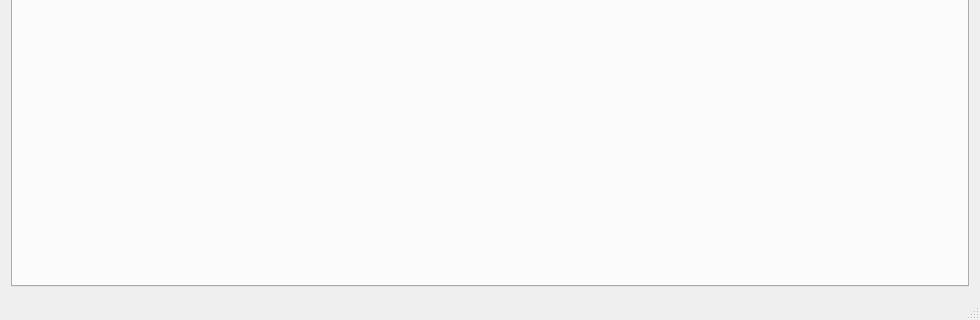
Above: Gui.ui from BlaiseThirard/arduino-control-interface before the change; both pictures show x 0 to 980 and y 259 to 579 of the 980 by 579 pixel window. Below: the same form after it.
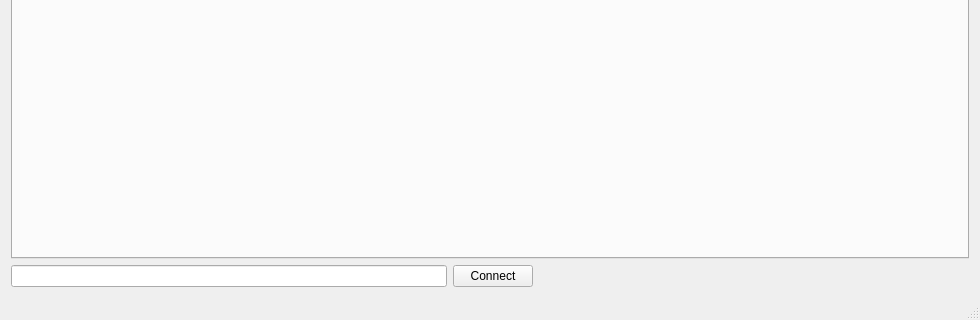
That is the form after the change.

```diff
--- a/Gui.ui
+++ b/Gui.ui
@@ -14,8 +14,8 @@
    <string>Gui</string>
   </property>
   <widget class="QWidget" name="centralWidget">
-   <layout class="QGridLayout" name="gridLayout">
-    <item row="1" column="0">
+   <layout class="QVBoxLayout" name="verticalLayout">
+    <item>
      <widget class="QTabWidget" name="tabWidget">
       <property name="currentIndex">
        <number>0</number>
@@ -50,6 +50,33 @@
       </widget>
      </widget>
     </item>
+    <item>
+     <layout class="QHBoxLayout" name="horizontalLayout_2">
+      <item>
+       <widget class="QLineEdit" name="lineEditPort"/>
+      </item>
+      <item>
+       <widget class="QPushButton" name="pushButtonConnect">
+        <property name="text">
+         <string>Connect</string>
+        </property>
+       </widget>
+      </item>
+      <item>
+       <spacer name="horizontalSpacer_3">
+        <property name="orientation">
+         <enum>Qt::Horizontal</enum>
+        </property>
+        <property name="sizeHint" stdset="0">
+         <size>
+          <width>40</width>
+          <height>20</height>
+         </size>
+        </property>
+       </spacer>
+      </item>
+     </layout>
+    </item>
    </layout>
   </widget>
   <widget class="QMenuBar" name="menuBar">
```
